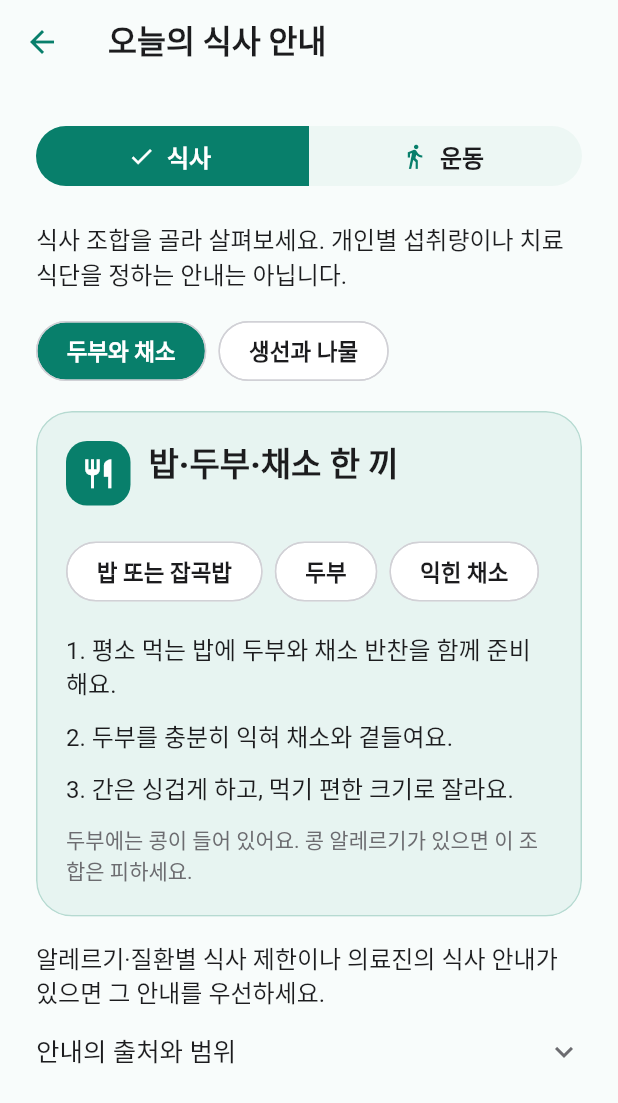
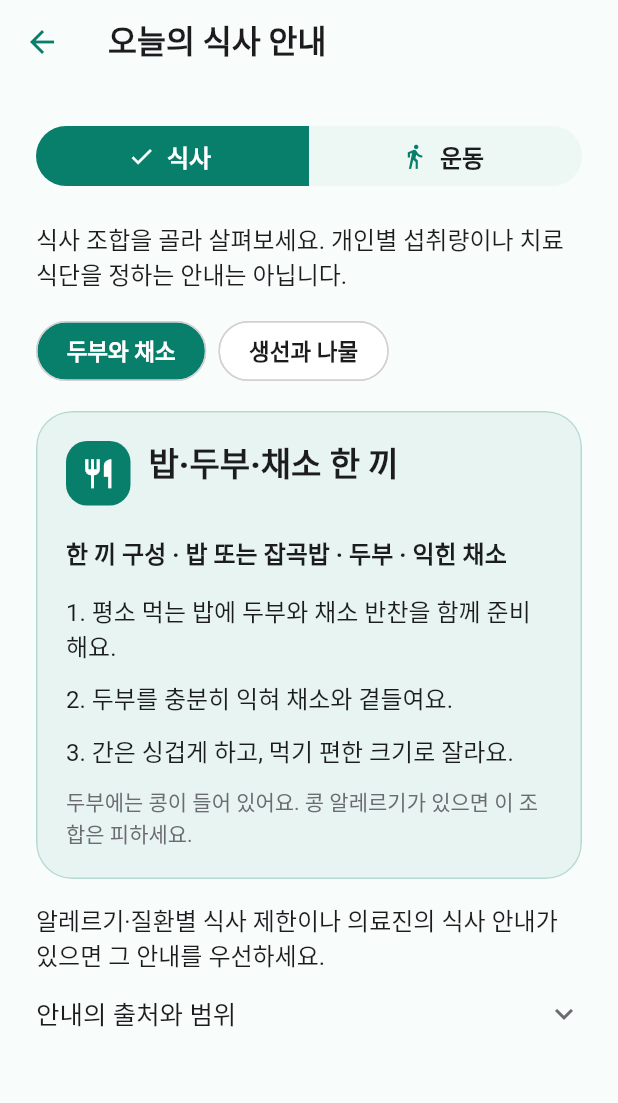
Before and after one commit to Dowon-Kang/vibecare-pilot, a Flutter app: the DailyGuideScreen screen opened directly with empty values, on a phone screen of 412 x 824 dp. Shown: the top 1103 px of the screen. Run offline on Flutter 3.47's test engine with Material 3 defaults, Android fonts, the phone set to English and light mode, and no system bars; our stand-ins replace dio, flutter_riverpod, flutter_secure_storage, supabase_flutter; accounts and stored records are empty.

Commit message:
Clarify guide entry and noninteractive ingredient labels

```diff
--- a/mobile-app/lib/screens/daily_guide_screen.dart
+++ b/mobile-app/lib/screens/daily_guide_screen.dart
@@ -81,13 +81,9 @@ class _DailyGuideScreenState extends State<DailyGuideScreen> {
         icon: Icons.restaurant_outlined,
         emphasized: true,
         children: [
-          Wrap(
-            spacing: 8,
-            runSpacing: 8,
-            children: [
-              for (final ingredient in meal.ingredients)
-                Chip(label: Text(ingredient)),
-            ],
+          Text(
+            '한 끼 구성 · ${meal.ingredients.join(' · ')}',
+            style: const TextStyle(fontWeight: FontWeight.w700),
           ),
           const SizedBox(height: 16),
           _steps(meal.steps),
--- a/mobile-app/lib/screens/participant_shell.dart
+++ b/mobile-app/lib/screens/participant_shell.dart
@@ -611,7 +611,7 @@ class _ParticipantShellState extends State<ParticipantShell>
           const Text('식사와 움직임을 내 속도로 돌아봐요.'),
           TextButton(
             onPressed: () => _select(2),
-            child: const Text('오늘의 생활 습관 열기'),
+            child: const Text('식사·운동 안내 열기'),
           ),
         ]),
       ],
```
